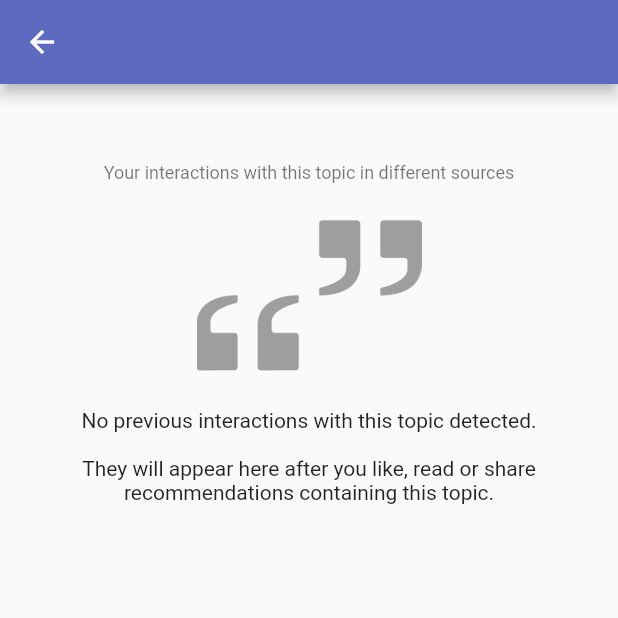
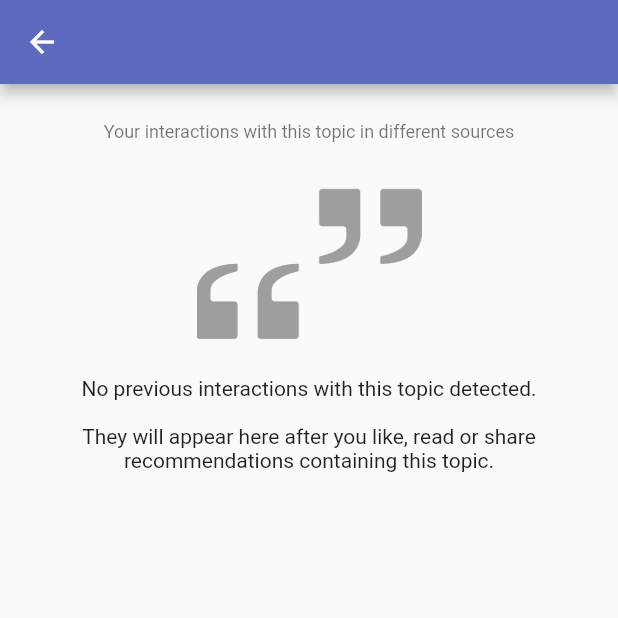
Before and after one commit to Pablo1785/LastQuote, a Flutter app: the TopicDetailsPage screen opened directly with empty values, on a phone screen of 412 x 824 dp, the top half of it. Run offline on Flutter 3.47's test engine with Material 2 defaults, Android fonts, the phone set to English and light mode, and no system bars; our stand-ins replace another_flushbar, auto_route, bloc, cloud_firestore, cloud_functions, dartz and 14 more; accounts and stored records are empty.

Commit message:
Changed spacing around hints at the top of TopicDetails and ArticleOverview

```diff
--- a/lib/presentation/articles/articles_overview/articles_overview_page.dart
+++ b/lib/presentation/articles/articles_overview/articles_overview_page.dart
@@ -104,9 +104,10 @@ class _ArticlesOverviewPageState extends State<ArticlesOverviewPage> {
                 style: Theme.of(context).textTheme.caption,
               ),
               color: Theme.of(context).scaffoldBackgroundColor.withAlpha(0x55),
+              height: 20.0,
             ),
             preferredSize: const Size.fromHeight(
-              10.0,
+              0.5,
             ),
           ),
           actions: <Widget>[
--- a/lib/presentation/topic_details/topic_details_page.dart
+++ b/lib/presentation/topic_details/topic_details_page.dart
@@ -31,14 +31,16 @@ class TopicDetailsPage extends StatelessWidget {
           UserTermDataSourceEngagementWatcherState>(
         builder: (context, state) {
           return Scaffold(
-            appBar: AppBar(),
+            appBar: AppBar(
+              title: Text(termId),
+            ),
             body: Scaffold(
               appBar: AppBar(
                 leading: Container(),
                 backgroundColor: Theme.of(context).primaryColor.withAlpha(0x00),
                 foregroundColor: Colors.grey[700],
                 elevation: 0.0,
-                title: Text(termId),
+                toolbarHeight: 35,
                 bottom: PreferredSize(
                   child: Container(
                     alignment: Alignment.topCenter,
@@ -49,9 +51,10 @@ class TopicDetailsPage extends StatelessWidget {
                     color: Theme.of(context)
                         .scaffoldBackgroundColor
                         .withAlpha(0x55),
+                    height: 20.0,
                   ),
                   preferredSize: const Size.fromHeight(
-                    10.0,
+                    10,
                   ),
                 ),
               ),
```
